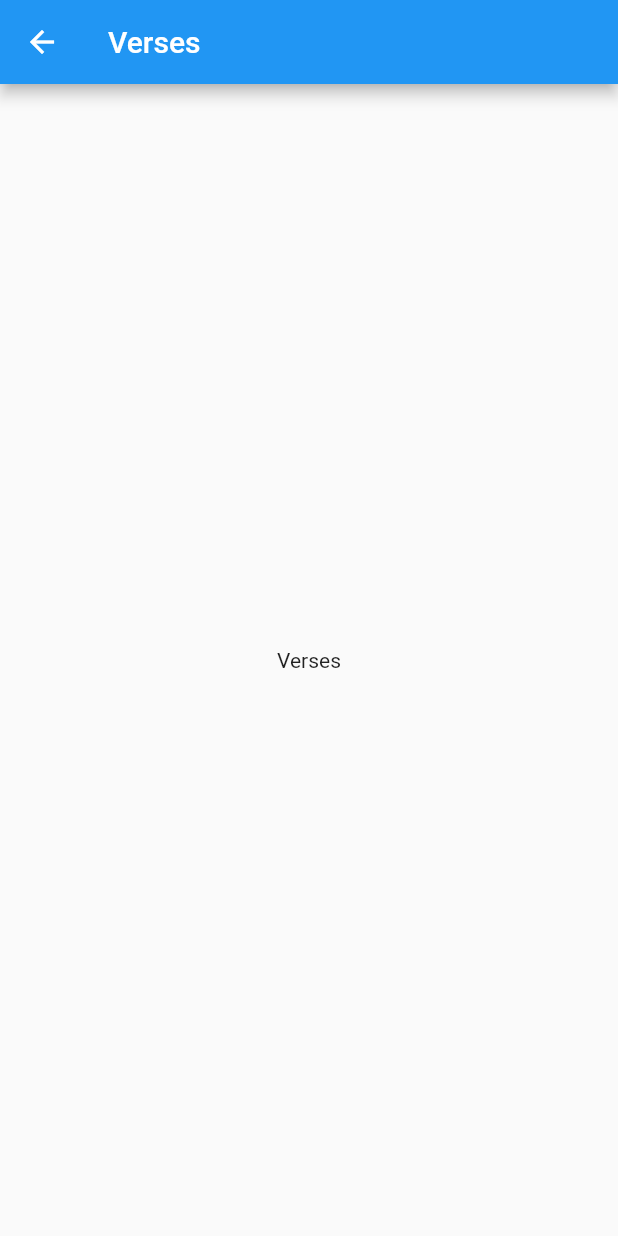
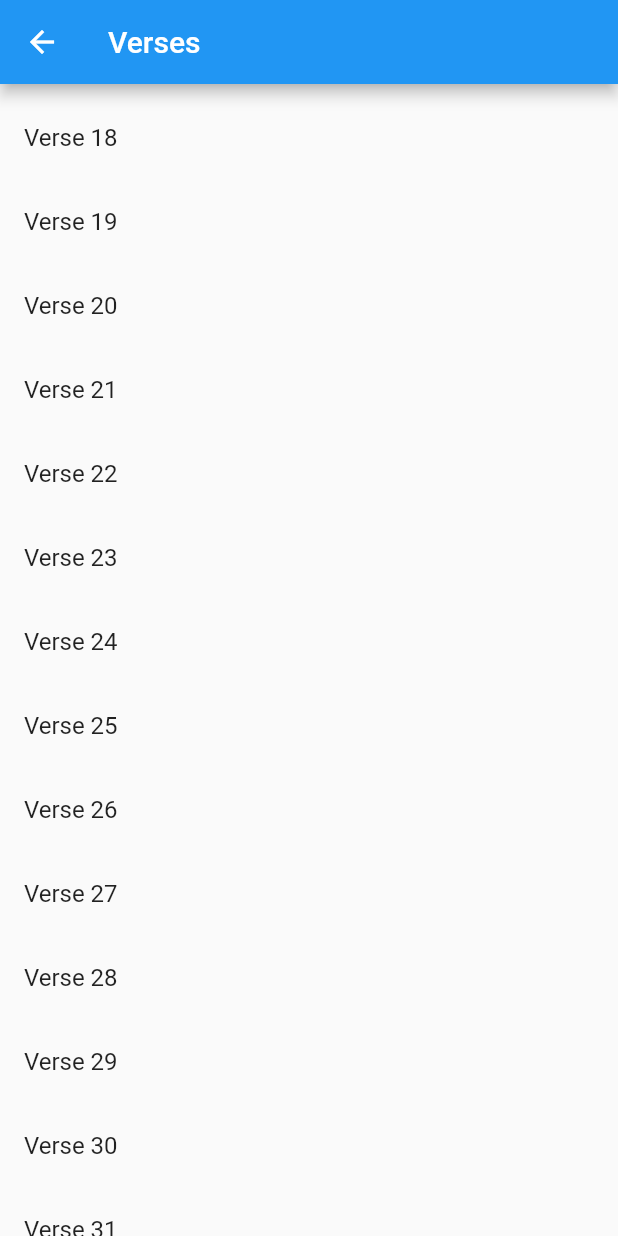
Before and after one commit to jhormanrus/AdventistPocket, a Flutter app: the BibleVerse screen opened by its route, on a phone screen of 412 x 824 dp. Run offline on Flutter 3.47's test engine with Material 2 defaults, Android fonts, the light colour scheme and no system bars; our stand-ins replace flutter_riverpod.

Commit message:
Update bible_verse.dart

```diff
--- a/lib/routes/bible_verse.dart
+++ b/lib/routes/bible_verse.dart
@@ -1,3 +1,5 @@
+import 'package:adventist_pocket/models/verse.dart';
+import 'package:adventist_pocket/services/bible_api_service.dart';
 import 'package:flutter/material.dart';
 import 'package:flutter_riverpod/flutter_riverpod.dart';
 
@@ -9,14 +11,35 @@ class BibleVerse extends ConsumerStatefulWidget {
 }
 
 class _BibleVerseState extends ConsumerState<BibleVerse> {
+  final ScrollController _scrollController = ScrollController();
+  List<Verse> _verses = [];
+
+  @override
+  void initState() {
+    super.initState();
+    WidgetsBinding.instance.addPostFrameCallback((timeStamp) {
+      _scrollController.jumpTo(1000);
+    });
+  }
+
   @override
   Widget build(BuildContext context) {
     return Scaffold(
       appBar: AppBar(
         title: const Text('Verses'),
       ),
-      body: const Center(
-        child: Text('Verses'),
+      body: ListView.builder(
+        controller: _scrollController,
+        itemCount: 100,
+        itemBuilder: (context, index) {
+          print(index);
+          // BibleApiService().getVerse('PSA', '119', '${index + 1}').then((verse) {
+          //   print(verse[0].content);
+          // });
+          return ListTile(
+            title: Text('Verse $index'),
+          );
+        },
       ),
     );
   }
```
